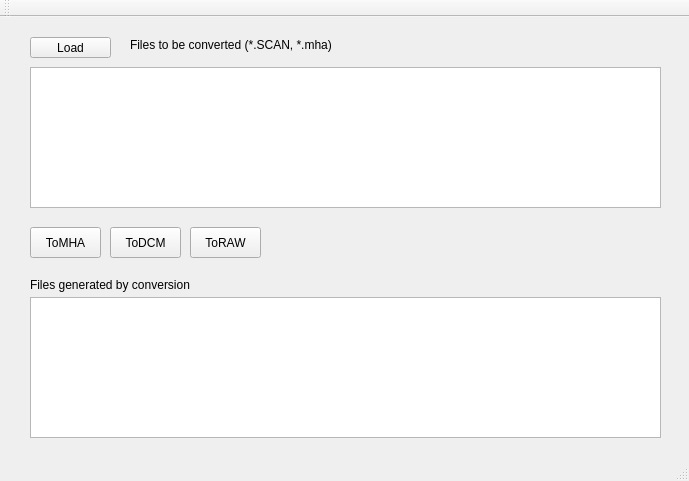
First picture: the form in src/plastimatch/standalone/nki2mha_converter.ui, repository simonoxen/plastimatch, before the edit.
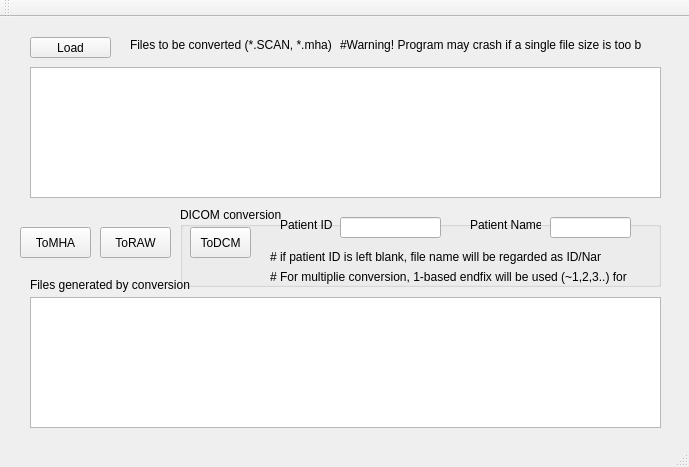
Second picture: the form after the edit.

Commit message: update for nki2mha_converter

```diff
--- a/src/plastimatch/standalone/nki2mha_converter.ui
+++ b/src/plastimatch/standalone/nki2mha_converter.ui
@@ -7,7 +7,7 @@
     <x>0</x>
     <y>0</y>
     <width>689</width>
-    <height>481</height>
+    <height>467</height>
    </rect>
   </property>
   <property name="windowTitle">
@@ -19,7 +19,7 @@
      <rect>
       <x>130</x>
       <y>20</y>
-      <width>251</width>
+      <width>201</width>
       <height>16</height>
      </rect>
     </property>
@@ -43,7 +43,7 @@
    <widget class="QPushButton" name="pushButton_ToMHA">
     <property name="geometry">
      <rect>
-      <x>30</x>
+      <x>20</x>
       <y>210</y>
       <width>71</width>
       <height>31</height>
@@ -59,7 +59,7 @@
       <x>30</x>
       <y>50</y>
       <width>631</width>
-      <height>141</height>
+      <height>131</height>
      </rect>
     </property>
    </widget>
@@ -69,7 +69,7 @@
       <x>30</x>
       <y>280</y>
       <width>631</width>
-      <height>141</height>
+      <height>131</height>
      </rect>
     </property>
    </widget>
@@ -86,23 +86,10 @@
      <string>Files generated by conversion</string>
     </property>
    </widget>
-   <widget class="QPushButton" name="pushButton__ToDCM">
-    <property name="geometry">
-     <rect>
-      <x>110</x>
-      <y>210</y>
-      <width>71</width>
-      <height>31</height>
-     </rect>
-    </property>
-    <property name="text">
-     <string>ToDCM</string>
-    </property>
-   </widget>
    <widget class="QPushButton" name="pushButton_ToRAW">
     <property name="geometry">
      <rect>
-      <x>190</x>
+      <x>100</x>
       <y>210</y>
       <width>71</width>
       <height>31</height>
@@ -112,6 +99,117 @@
      <string>ToRAW</string>
     </property>
    </widget>
+   <widget class="QGroupBox" name="groupBox">
+    <property name="geometry">
+     <rect>
+      <x>180</x>
+      <y>190</y>
+      <width>481</width>
+      <height>80</height>
+     </rect>
+    </property>
+    <property name="title">
+     <string>DICOM conversion</string>
+    </property>
+    <widget class="QPushButton" name="pushButton__ToDCM">
+     <property name="geometry">
+      <rect>
+       <x>10</x>
+       <y>20</y>
+       <width>61</width>
+       <height>31</height>
+      </rect>
+     </property>
+     <property name="text">
+      <string>ToDCM</string>
+     </property>
+    </widget>
+    <widget class="QLabel" name="label_7">
+     <property name="geometry">
+      <rect>
+       <x>100</x>
+       <y>10</y>
+       <width>61</width>
+       <height>16</height>
+      </rect>
+     </property>
+     <property name="text">
+      <string>Patient ID</string>
+     </property>
+    </widget>
+    <widget class="QLineEdit" name="lineEditPatientID">
+     <property name="geometry">
+      <rect>
+       <x>160</x>
+       <y>10</y>
+       <width>101</width>
+       <height>21</height>
+      </rect>
+     </property>
+    </widget>
+    <widget class="QLabel" name="label_6">
+     <property name="geometry">
+      <rect>
+       <x>290</x>
+       <y>10</y>
+       <width>71</width>
+       <height>16</height>
+      </rect>
+     </property>
+     <property name="text">
+      <string>Patient Name</string>
+     </property>
+    </widget>
+    <widget class="QLineEdit" name="lineEditPatientName">
+     <property name="geometry">
+      <rect>
+       <x>370</x>
+       <y>10</y>
+       <width>81</width>
+       <height>21</height>
+      </rect>
+     </property>
+    </widget>
+    <widget class="QLabel" name="label_8">
+     <property name="geometry">
+      <rect>
+       <x>90</x>
+       <y>40</y>
+       <width>331</width>
+       <height>20</height>
+      </rect>
+     </property>
+     <property name="text">
+      <string># if patient ID is left blank, file name will be regarded as ID/Name</string>
+     </property>
+    </widget>
+    <widget class="QLabel" name="label_9">
+     <property name="geometry">
+      <rect>
+       <x>90</x>
+       <y>60</y>
+       <width>361</width>
+       <height>20</height>
+      </rect>
+     </property>
+     <property name="text">
+      <string># For multiplie conversion, 1-based endfix will be used (~1,2,3..) for ID</string>
+     </property>
+    </widget>
+   </widget>
+   <widget class="QLabel" name="label_10">
+    <property name="geometry">
+     <rect>
+      <x>340</x>
+      <y>20</y>
+      <width>301</width>
+      <height>16</height>
+     </rect>
+    </property>
+    <property name="text">
+     <string>#Warning! Program may crash if a single file size is too big!</string>
+    </property>
+   </widget>
   </widget>
   <widget class="QMenuBar" name="menuBar">
    <property name="geometry">
```
Left out of the diff: 2 changed lines with no effect on the pictures. The commit also changes 2 other files.
